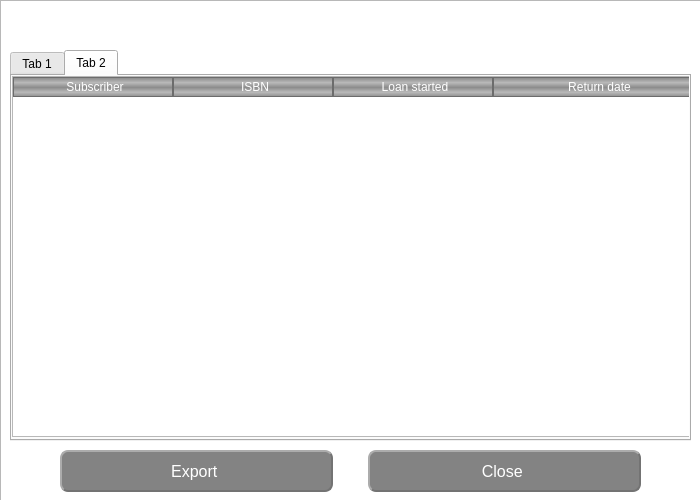
Old version of the form source/accounthistory.ui in the repository sophieham/Glybook.
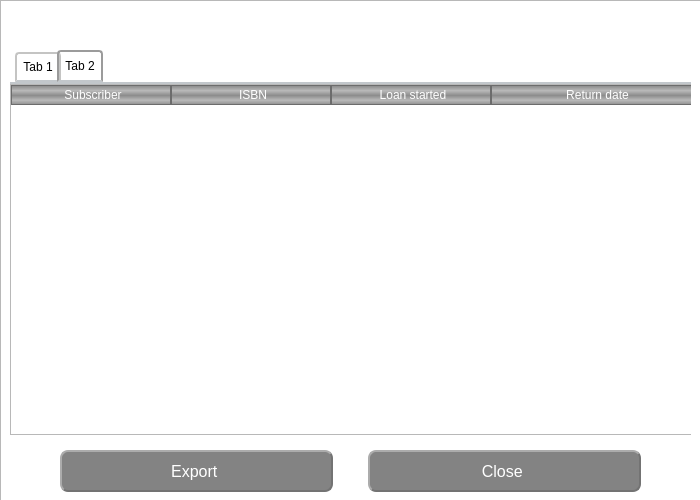
New version of the form. The open tabs and pages were chosen to show the change. Icons and pictures are not drawn.

Patch:
```diff
--- a/source/accounthistory.ui
+++ b/source/accounthistory.ui
@@ -122,7 +122,59 @@
     </font>
    </property>
    <property name="styleSheet">
-    <string notr="true"/>
+    <string notr="true">QTabWidget::pane { 
+    border-top: 2px solid #C2C7CB;
+}
+
+QTabWidget::tab-bar {
+    left: 5px; 
+}
+
+QTabBar::tab {
+    background: qlineargradient(x1: 0, y1: 0, x2: 0, y2: 1,
+                                stop: 0 #E1E1E1, stop: 0.4 #DDDDDD,
+                                stop: 0.5 #D8D8D8, stop: 1.0 #D3D3D3);
+    border: 2px solid #C4C4C3;
+    border-bottom-color: #C2C7CB; 
+    border-top-left-radius: 4px;
+    border-top-right-radius: 4px;
+    min-width: 8ex;
+    padding: 6px;
+}
+
+QTabBar::tab:selected, QTabBar::tab:hover {
+    background: qlineargradient(x1: 0, y1: 0, x2: 0, y2: 1,
+                                stop: 0 #fafafa, stop: 0.4 #f4f4f4,
+                                stop: 0.5 #e7e7e7, stop: 1.0 #fafafa);
+}
+
+QTabBar::tab:selected {
+    border-color: #9B9B9B;
+    border-bottom-color: #C2C7CB; /* same as pane color */
+}
+
+QTabBar::tab:!selected {
+    margin-top: 2px; /* make non-selected tabs look smaller */
+}
+
+/* make use of negative margins for overlapping tabs */
+QTabBar::tab:selected {
+    /* expand/overlap to the left and right by 4px */
+    margin-left: -4px;
+    margin-right: -4px;
+}
+
+QTabBar::tab:first:selected {
+    margin-left: 0; /* the first selected tab has nothing to overlap with on the left */
+}
+
+QTabBar::tab:last:selected {
+    margin-right: 0; /* the last selected tab has nothing to overlap with on the right */
+}
+
+QTabBar::tab:only-one {
+    margin: 0; /* if there is only one tab, we don't want overlapping margins */
+}</string>
    </property>
    <property name="currentIndex">
     <number>1</number>
@@ -222,7 +274,7 @@
        <x>0</x>
        <y>0</y>
        <width>691</width>
-       <height>361</height>
+       <height>351</height>
       </rect>
      </property>
      <property name="font">
@@ -243,10 +295,6 @@
     font-weight:bold;
 }
 
-QTableWidget::item::selected{
-	background-color:blue;
-}
-
 QTableWidget::item:selected:active {
     background: #e5f3ff;
 	color: black;
@@ -260,6 +308,9 @@
      <property name="editTriggers">
       <set>QAbstractItemView::NoEditTriggers</set>
      </property>
+     <property name="alternatingRowColors">
+      <bool>true</bool>
+     </property>
      <attribute name="horizontalHeaderDefaultSectionSize">
       <number>160</number>
      </attribute>
```
Left out of the diff: 8 changed lines with no effect on the pictures.
